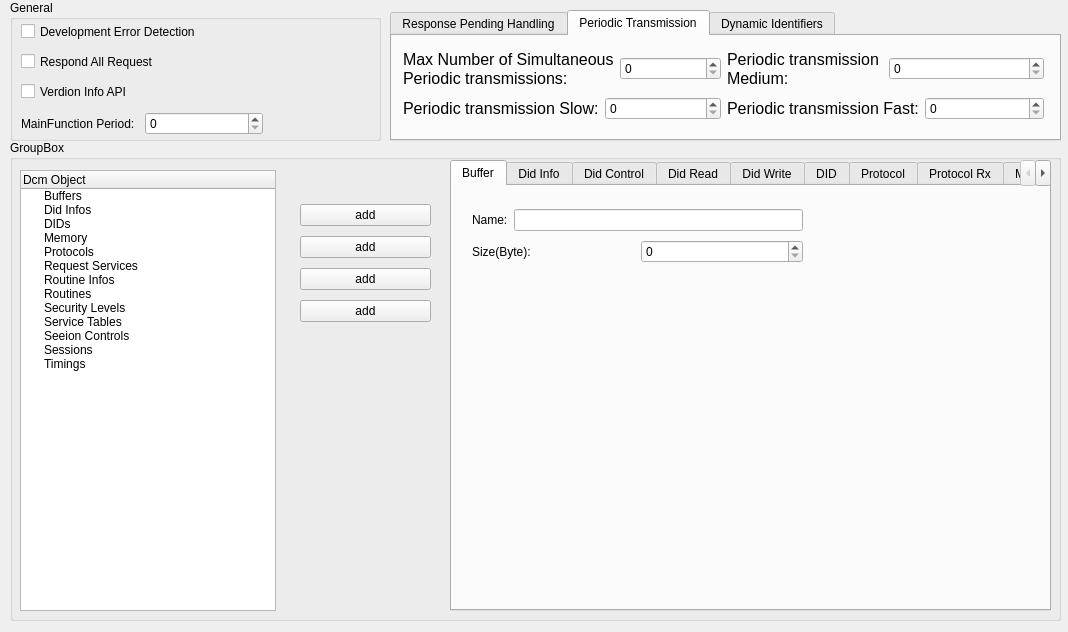
This is tool/gainos-studio/ui/forms/cd_dcm.ui in parai/gainos-tk as Qt 5 draws it before an edit. The edited form follows.
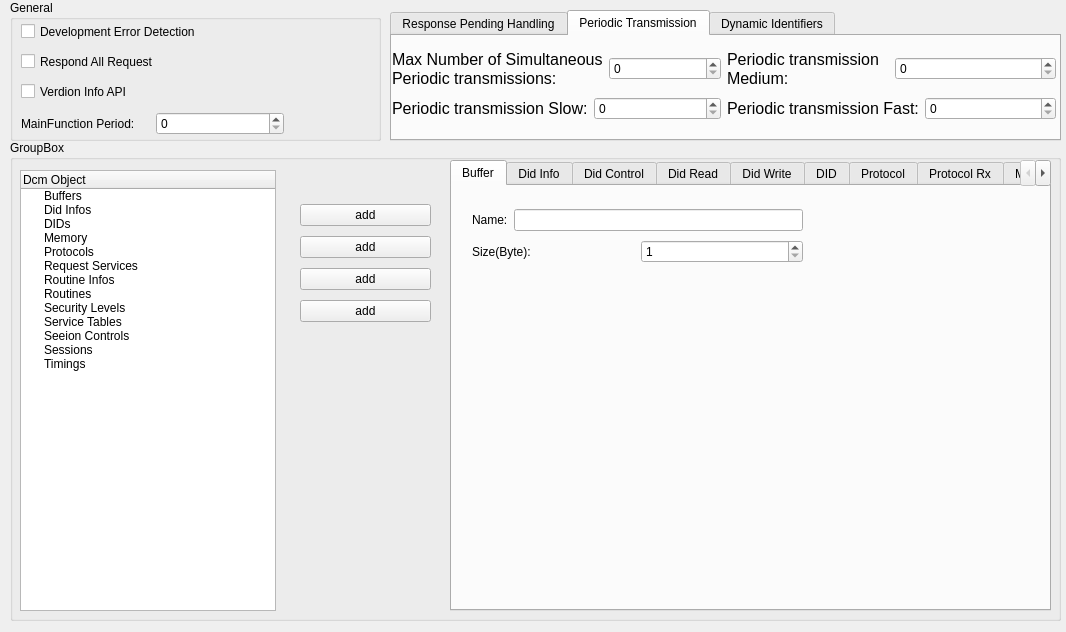
This is the edited form. The open tabs and pages were chosen to show the change.

Patch:
```diff
--- a/tool/gainos-studio/ui/forms/cd_dcm.ui
+++ b/tool/gainos-studio/ui/forms/cd_dcm.ui
@@ -6,7 +6,7 @@
    <rect>
     <x>0</x>
     <y>0</y>
-    <width>1068</width>
+    <width>1066</width>
     <height>632</height>
    </rect>
   </property>
@@ -46,7 +46,7 @@
      <rect>
       <x>11</x>
       <y>110</y>
-      <width>242</width>
+      <width>263</width>
       <height>27</height>
      </rect>
     </property>
@@ -67,6 +67,9 @@
 &lt;/style&gt;&lt;/head&gt;&lt;body style=&quot; font-family:'Consolas'; font-size:12pt; font-weight:400; font-style:normal;&quot;&gt;
 &lt;p style=&quot; margin-top:0px; margin-bottom:0px; margin-left:0px; margin-right:0px; -qt-block-indent:0; text-indent:0px;&quot;&gt;in uint (ms)&lt;/p&gt;&lt;/body&gt;&lt;/html&gt;</string>
        </property>
+       <property name="maximum">
+        <number>65535</number>
+       </property>
       </widget>
      </item>
     </layout>
@@ -155,9 +158,9 @@
     <widget class="QWidget" name="layoutWidget">
      <property name="geometry">
       <rect>
-       <x>11</x>
+       <x>0</x>
        <y>11</y>
-       <width>641</width>
+       <width>664</width>
        <height>77</height>
       </rect>
      </property>
@@ -179,7 +182,11 @@
            </widget>
           </item>
           <item>
-           <widget class="QSpinBox" name="spinBox_3"/>
+           <widget class="QSpinBox" name="spbxMaxNumberofSimultaneousPeriodictransmissions">
+            <property name="maximum">
+             <number>65535</number>
+            </property>
+           </widget>
           </item>
          </layout>
         </item>
@@ -197,7 +204,11 @@
            </widget>
           </item>
           <item>
-           <widget class="QSpinBox" name="spinBox_4"/>
+           <widget class="QSpinBox" name="spbxPeriodicTransmissionSlow">
+            <property name="maximum">
+             <number>65535</number>
+            </property>
+           </widget>
           </item>
          </layout>
         </item>
@@ -220,7 +231,11 @@
            </widget>
           </item>
           <item>
-           <widget class="QSpinBox" name="spinBox_7"/>
+           <widget class="QSpinBox" name="spbxPeriodicTransmissionMedium">
+            <property name="maximum">
+             <number>65535</number>
+            </property>
+           </widget>
           </item>
          </layout>
         </item>
@@ -238,7 +253,11 @@
            </widget>
           </item>
           <item>
-           <widget class="QSpinBox" name="spinBox_5"/>
+           <widget class="QSpinBox" name="spbxPeriodicTransmissionFast">
+            <property name="maximum">
+             <number>65535</number>
+            </property>
+           </widget>
           </item>
          </layout>
         </item>
@@ -422,7 +441,14 @@
           </widget>
          </item>
          <item>
-          <widget class="QSpinBox" name="spinBox_6"/>
+          <widget class="QSpinBox" name="spbxBufferSize">
+           <property name="minimum">
+            <number>1</number>
+           </property>
+           <property name="maximum">
+            <number>65535</number>
+           </property>
+          </widget>
          </item>
         </layout>
        </item>
```
Left out of the diff: 80 changed lines with no effect on the pictures.
